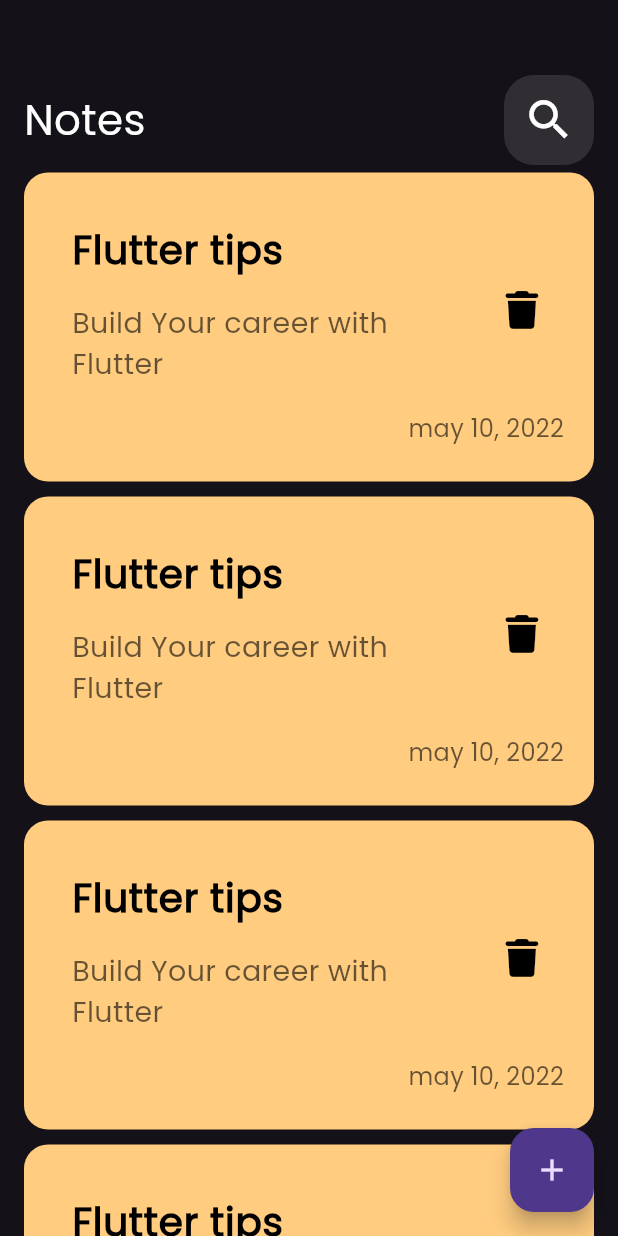
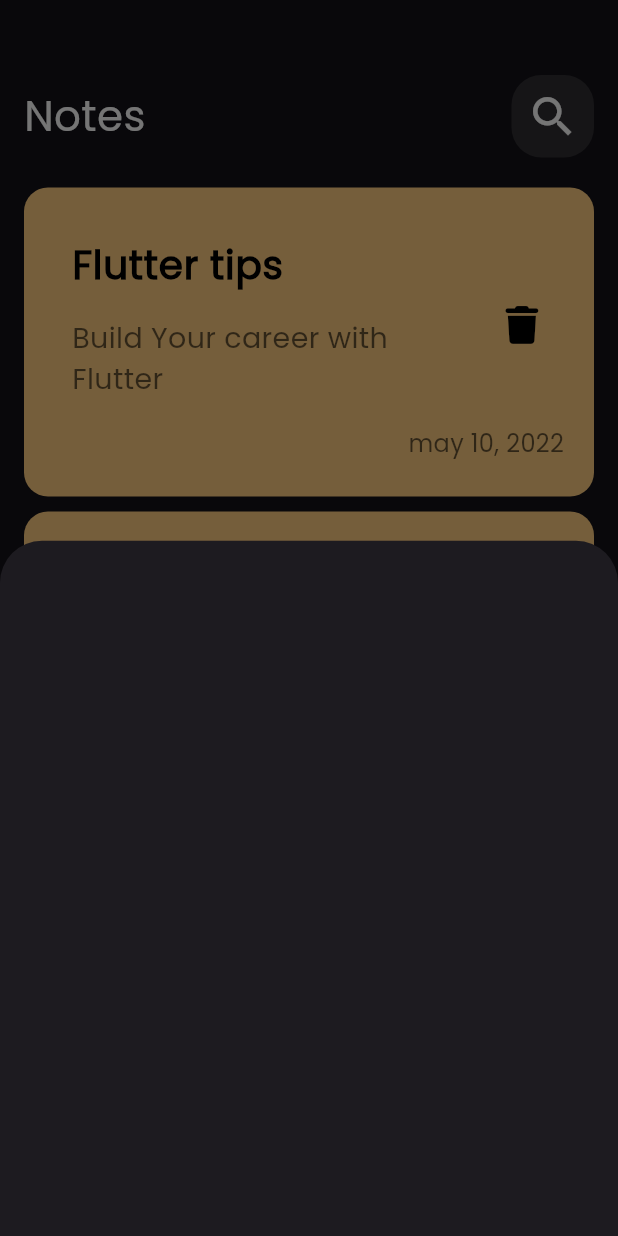
Before and after one commit to Mahmoudelnagar5/Notes-App, a Flutter app: the screen it shows after launch, after a tap on the "add" icon, on a phone screen of 412 x 824 dp. Run offline on Flutter 3.47's test engine with Material 3 defaults, Android fonts, the phone set to English and light mode, and no system bars; our stand-ins replace device_preview, font_awesome_flutter; missing offline and left inert: dart:ffi.

Commit message:
show model bottom sheet

```diff
--- a/lib/views/notes_view.dart
+++ b/lib/views/notes_view.dart
@@ -1,4 +1,7 @@
+import 'dart:ffi';
+
 import 'package:flutter/material.dart';
+import 'package:notes_app/views/widgets/add_note_bottom_sheet.dart';
 import 'package:notes_app/views/widgets/notes_view_body.dart';
 
 class NotesViwe extends StatelessWidget {
@@ -8,8 +11,16 @@
   Widget build(BuildContext context) {
     return Scaffold(
       body: const NotesViewBody(),
-      floatingActionButton:
-          FloatingActionButton(onPressed: () {}, child: const Icon(Icons.add)),
+      floatingActionButton: FloatingActionButton(
+          splashColor: const Color.fromARGB(255, 149, 0, 242),
+          onPressed: () {
+            showModalBottomSheet(
+                context: context,
+                builder: (context) {
+                  return const AddNoteBottomSheet();
+                });
+          },
+          child: const Icon(Icons.add)),
     );
   }
 }
--- /dev/null
+++ b/lib/views/widgets/add_note_bottom_sheet.dart
@@ -0,0 +1,10 @@
+import 'package:flutter/material.dart';
+
+class AddNoteBottomSheet extends StatelessWidget {
+  const AddNoteBottomSheet({super.key});
+
+  @override
+  Widget build(BuildContext context) {
+    return Container();
+  }
+}
--- a/lib/views/widgets/custom_search_icon.dart
+++ b/lib/views/widgets/custom_search_icon.dart
@@ -6,8 +6,8 @@
   @override
   Widget build(BuildContext context) {
     return Container(
-      height: 60,
-      width: 60,
+      height: 55,
+      width: 55,
       decoration: BoxDecoration(
         color: Colors.grey.withOpacity(0.2),
         borderRadius: BorderRadius.circular(20),
--- a/lib/views/widgets/notes_list_view.dart
+++ b/lib/views/widgets/notes_list_view.dart
@@ -7,7 +7,10 @@
   @override
   Widget build(BuildContext context) {
     return Expanded(
+      child: Padding(
+        padding: const EdgeInsets.symmetric(vertical: 15.0),
         child: ListView.builder(
+          padding: EdgeInsets.zero,
           physics: const BouncingScrollPhysics(),
           itemCount: 10,
           itemBuilder: (context, index) {
@@ -17,6 +20,7 @@
             );
           },
         ),
+      ),
     );
   }
 }
```
Lines whose indentation alone changed are shown as unchanged.
